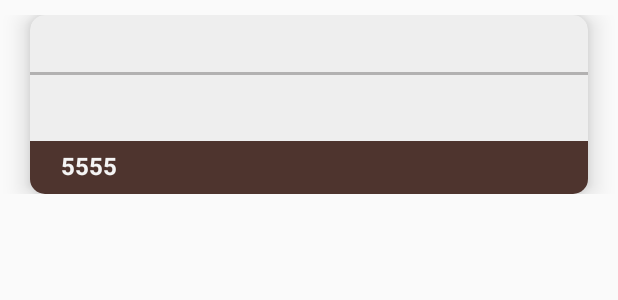
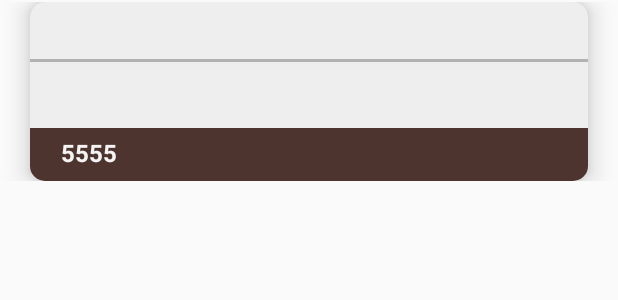
Before and after one commit to ali-zareshai/kavir_msg_app_kotlin, an Android app: the layout item_comment.xml on its own in the app's theme, with its tools: preview values and no code run, on a phone screen of 412 x 824 dp. Shown: the top 300 px of the screen. Run offline under Robolectric (Android 15) with nearby library versions, the phone set to English and light mode, and no system bars.

Commit message:
size between card items

```diff
--- a/app/src/main/res/layout/item_comment.xml
+++ b/app/src/main/res/layout/item_comment.xml
@@ -2,8 +2,8 @@
 <android.support.constraint.ConstraintLayout xmlns:android="http://schemas.android.com/apk/res/android"
     android:layout_width="match_parent"
     android:layout_height="wrap_content"
-    android:layout_marginTop="10dp"
-    android:layout_marginBottom="10dp"
+    android:layout_marginTop="1dp"
+    android:layout_marginBottom="2dp"
     xmlns:app="http://schemas.android.com/apk/res-auto"
     xmlns:tools="http://schemas.android.com/tools">
 
@@ -12,8 +12,8 @@
         android:layout_height="wrap_content"
         android:layout_marginLeft="20dp"
         android:layout_marginRight="20dp"
-        android:layout_marginTop="3dp"
-        android:layout_marginBottom="3dp"
+        android:layout_marginTop="1dp"
+        android:layout_marginBottom="1dp"
         app:cardCornerRadius="10dp"
         android:padding="5dp"
         app:cardElevation="10dp"
--- a/app/src/main/res/layout/item_title_post.xml
+++ b/app/src/main/res/layout/item_title_post.xml
@@ -2,8 +2,8 @@
 <android.support.constraint.ConstraintLayout xmlns:android="http://schemas.android.com/apk/res/android"
     android:layout_width="match_parent"
     android:layout_height="wrap_content"
-    android:layout_marginTop="10dp"
-    android:layout_marginBottom="10dp"
+    android:layout_marginTop="2dp"
+    android:layout_marginBottom="2dp"
     xmlns:app="http://schemas.android.com/apk/res-auto"
     xmlns:tools="http://schemas.android.com/tools">
 
@@ -12,7 +12,7 @@
         android:layout_height="wrap_content"
         android:layout_marginLeft="10dp"
         android:layout_marginRight="10dp"
-        android:layout_marginTop="3dp"
+        android:layout_marginTop="1dp"
         android:layout_marginBottom="3dp"
         app:cardCornerRadius="10dp"
         android:padding="5dp"
```
Also changed, not shown: app/src/main/res/layout/activity_category.xml (indentation only).
